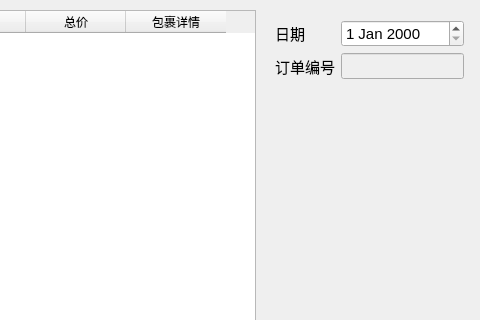
linchengyuan/db, file FrmSaleOrder.ui: the form before one commit; both pictures show x 495 to 975 and y 0 to 320 of the 975 by 558 pixel window.
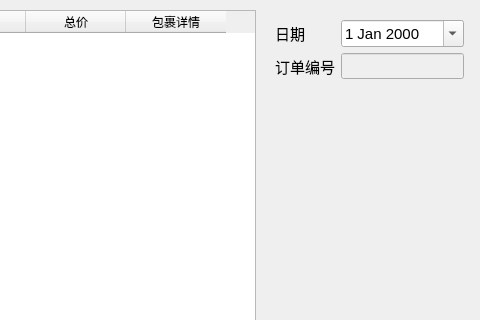
The form after the commit.

What changed in the file:
```diff
--- a/FrmSaleOrder.ui
+++ b/FrmSaleOrder.ui
@@ -108,6 +108,9 @@
         <pointsize>11</pointsize>
        </font>
       </property>
+      <property name="calendarPopup">
+       <bool>true</bool>
+      </property>
      </widget>
     </item>
     <item row="1" column="0">
```
